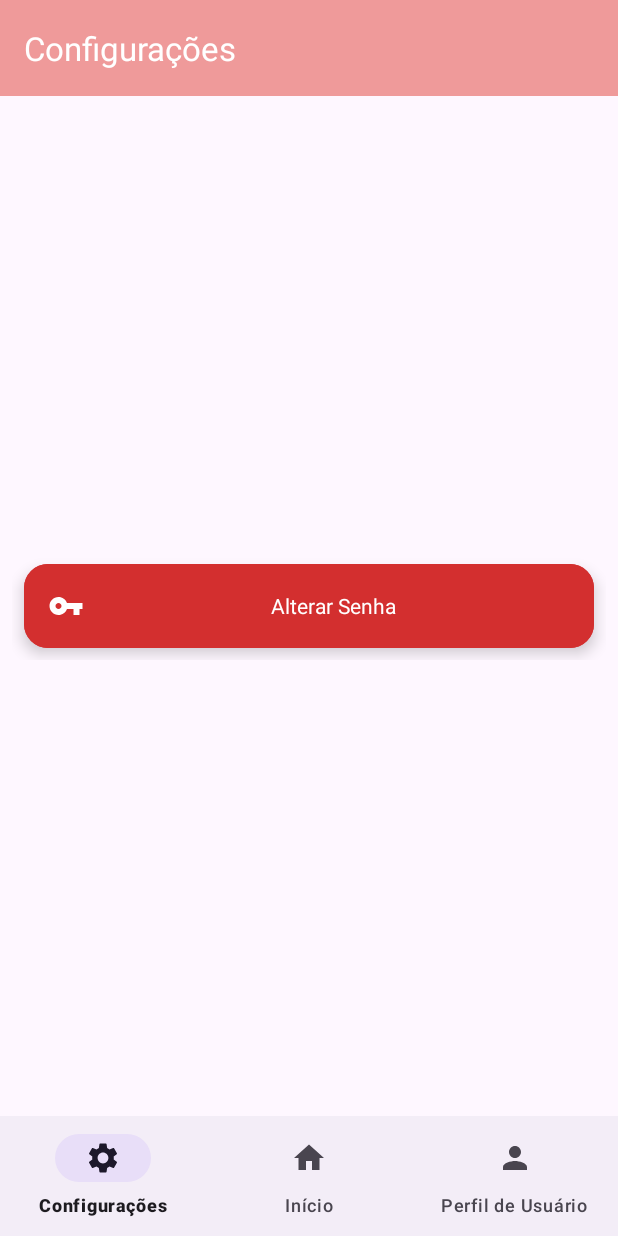
After one commit to richardmcr/tads_projeto_4, an Android app: the ConfiguracoesFragment screen opened through its navigation route, on a phone screen of 412 x 824 dp. The commit adds this screen. Run offline under Robolectric (Android 15) with nearby library versions, the phone set to English and light mode, and no system bars; our stand-ins replace Dagger/Hilt's generated code, navigation-ui; 7 statements that could not run were skipped.

Commit message:
add configurações tab

```diff
--- a/app/src/main/java/uni9/projetopraticoemsistemas/myhealth/MainActivity.java
+++ b/app/src/main/java/uni9/projetopraticoemsistemas/myhealth/MainActivity.java
@@ -66,7 +66,7 @@ public class MainActivity extends AppCompatActivity {
         });
 
         appBarConfiguration = new AppBarConfiguration
-                .Builder(new HashSet<>(Arrays.asList(R.id.homeFragment, R.id.perfiFragment)))
+                .Builder(new HashSet<>(Arrays.asList(R.id.configuracoesFragment, R.id.homeFragment, R.id.perfiFragment)))
                 .build();
 
         NavigationUI.setupWithNavController(bottomNavigationView, navController);
--- /dev/null
+++ b/app/src/main/java/uni9/projetopraticoemsistemas/myhealth/configuracoes/configuracoes/view/ConfiguracoesFragment.java
@@ -0,0 +1,39 @@
+package uni9.projetopraticoemsistemas.myhealth.configuracoes.configuracoes.view;
+
+import android.os.Bundle;
+import android.view.LayoutInflater;
+import android.view.View;
+import android.view.ViewGroup;
+
+import androidx.annotation.NonNull;
+import androidx.annotation.Nullable;
+import androidx.fragment.app.Fragment;
+import androidx.lifecycle.ViewModelProvider;
+
+import uni9.projetopraticoemsistemas.myhealth.databinding.FragmentConfiguracoesBinding;
+import uni9.projetopraticoemsistemas.myhealth.home.home.viewmodel.HomeViewModel;
+
+public class ConfiguracoesFragment extends Fragment {
+
+    private FragmentConfiguracoesBinding binding;
+    private HomeViewModel viewModel;
+
+    @Nullable
+    @Override
+    public View onCreateView(@NonNull LayoutInflater inflater, @Nullable ViewGroup container, @Nullable Bundle savedInstanceState) {
+        binding = FragmentConfiguracoesBinding.inflate(inflater, container, false);
+
+        viewModel = new ViewModelProvider(requireActivity()).get(HomeViewModel.class);
+
+        return binding.getRoot();
+    }
+
+    @Override
+    public void onViewCreated(@NonNull View view, @Nullable Bundle savedInstanceState) {
+        super.onViewCreated(view, savedInstanceState);
+
+        viewModel.init();
+
+    }
+
+}
--- /dev/null
+++ b/app/src/main/res/drawable/ic_baseline_settings_24.xml
@@ -0,0 +1,5 @@
+<vector android:height="24dp" android:tint="#000000"
+    android:viewportHeight="24" android:viewportWidth="24"
+    android:width="24dp" xmlns:android="http://schemas.android.com/apk/res/android">
+    <path android:fillColor="@android:color/white" android:pathData="M 19.14 12.94 l 0.06-0.94 l-0.07-0.94 l 2.03-1.58 c 0.18-0.14 0.23-0.41 0.12-0.61 l-1.92-3.32 c-0.12-0.22-0.37-0.29-0.59-0.22 l-2.39 0.96 l-1.62-0.94 L 14.4 2.81 c-0.04-0.24-0.24-0.41-0.48-0.41 h-3.84 c-0.24 0-0.43 0.17-0.47 0.41 L 9.25 5.35 L 7.63 6.29 L 5.24 5.33 c-0.22-0.08-0.47 0-0.59 0.22 L 2.74 8.87 C 2.62 9.08 2.66 9.34 2.86 9.48 l 2.03 1.58 L 4.8 12 l 0.07 0.94 l-2.03 1.58 c-0.18 0.14-0.23 0.41-0.12 0.61 l 1.92 3.32 c 0.12 0.22 0.37 0.29 0.59 0.22 l 2.39-0.96 l 1.62 0.94 l 0.36 2.54 c 0.05 0.24 0.24 0.41 0.48 0.41 h 3.84 c 0.24 0 0.44-0.17 0.47-0.41 l 0.36-2.54 l 1.62-0.94 l 2.39 0.96 c 0.22 0.08 0.47 0 0.59-0.22 l 1.92-3.32 c 0.12-0.22 0.07-0.47-0.12-0.61 L 19.14 12.94 z M 12 15.6 c-1.98 0-3.6-1.62-3.6-3.6 s 1.62-3.6 3.6-3.6 s 3.6 1.62 3.6 3.6 S 13.98 15.6 12 15.6 z"/>
+</vector>
--- /dev/null
+++ b/app/src/main/res/drawable/ic_baseline_vpn_key_24.xml
@@ -0,0 +1,5 @@
+<vector android:height="24dp" android:tint="#000000"
+    android:viewportHeight="24" android:viewportWidth="24"
+    android:width="24dp" xmlns:android="http://schemas.android.com/apk/res/android">
+    <path android:fillColor="@android:color/white" android:pathData="M12.65,10C11.83,7.67 9.61,6 7,6c-3.31,0 -6,2.69 -6,6s2.69,6 6,6c2.61,0 4.83,-1.67 5.65,-4H17v4h4v-4h2v-4H12.65zM7,14c-1.1,0 -2,-0.9 -2,-2s0.9,-2 2,-2 2,0.9 2,2 -0.9,2 -2,2z"/>
+</vector>
--- /dev/null
+++ b/app/src/main/res/layout/fragment_configuracoes.xml
@@ -0,0 +1,29 @@
+<?xml version="1.0" encoding="utf-8"?>
+<androidx.coordinatorlayout.widget.CoordinatorLayout xmlns:android="http://schemas.android.com/apk/res/android"
+    xmlns:app="http://schemas.android.com/apk/res-auto"
+    xmlns:tools="http://schemas.android.com/tools"
+    android:layout_width="match_parent"
+    android:layout_height="match_parent"
+    android:layout_margin="8dp"
+    tools:context=".configuracoes.configuracoes.view.ConfiguracoesFragment">
+
+    <androidx.constraintlayout.widget.ConstraintLayout
+        android:layout_width="match_parent"
+        android:layout_height="wrap_content"
+        android:layout_gravity="center">
+
+        <com.google.android.material.floatingactionbutton.ExtendedFloatingActionButton
+            android:id="@+id/extendedFloatingActionButtonAlterarSenha"
+            style="@style/Theme.MyHealth.Menu"
+            android:layout_width="match_parent"
+            android:layout_height="wrap_content"
+            android:layout_margin="8dp"
+            android:text="@string/altera_senha"
+            app:icon="@drawable/ic_baseline_vpn_key_24"
+            app:layout_constraintBottom_toBottomOf="parent"
+            app:layout_constraintEnd_toEndOf="parent"
+            app:layout_constraintStart_toStartOf="parent"
+            app:layout_constraintTop_toTopOf="parent" />
+
+    </androidx.constraintlayout.widget.ConstraintLayout>
+</androidx.coordinatorlayout.widget.CoordinatorLayout>
--- a/app/src/main/res/navigation/nav_graph.xml
+++ b/app/src/main/res/navigation/nav_graph.xml
@@ -21,7 +21,7 @@
 
     <fragment
         android:id="@+id/lembretesFragment"
-        android:name="uni9.projetopraticoemsistemas.myhealth.lembretes.view.LembretesFragment"
+        android:name="uni9.projetopraticoemsistemas.myhealth.home.lembretes.view.LembretesFragment"
         android:label="@string/lembretes"
         tools:layout="@layout/fragment_lembretes">
         <action
@@ -42,7 +42,7 @@
 
     <fragment
         android:id="@+id/homeFragment"
-        android:name="uni9.projetopraticoemsistemas.myhealth.home.view.HomeFragment"
+        android:name="uni9.projetopraticoemsistemas.myhealth.home.home.view.HomeFragment"
         android:label="@string/app_name"
         tools:layout="@layout/fragment_home">
         <action
@@ -55,7 +55,7 @@
 
     <fragment
         android:id="@+id/buscaMedicamentoFragment"
-        android:name="uni9.projetopraticoemsistemas.myhealth.lembretes.view.BuscaMedicamentosFragment"
+        android:name="uni9.projetopraticoemsistemas.myhealth.home.lembretes.view.BuscaMedicamentosFragment"
         android:label="@string/medicamentos"
         tools:layout="@layout/fragment_busca_medicamento">
         <action
@@ -69,7 +69,7 @@
 
     <fragment
         android:id="@+id/medicamentoFragment"
-        android:name="uni9.projetopraticoemsistemas.myhealth.lembretes.view.MedicamentoFragment"
+        android:name="uni9.projetopraticoemsistemas.myhealth.home.lembretes.view.MedicamentoFragment"
         android:label="@string/medicamento"
         tools:layout="@layout/fragment_medicamento">
         <argument
@@ -89,7 +89,7 @@
 
     <fragment
         android:id="@+id/lembreteFragment"
-        android:name="uni9.projetopraticoemsistemas.myhealth.lembretes.view.LembreteFragment"
+        android:name="uni9.projetopraticoemsistemas.myhealth.home.lembretes.view.LembreteFragment"
         android:label="@string/lembrete"
         tools:layout="@layout/fragment_lembrete">
         <argument
@@ -114,7 +114,7 @@
 
     <fragment
         android:id="@+id/bulaBuscaMedicamentoFragment"
-        android:name="uni9.projetopraticoemsistemas.myhealth.bulas.view.BuscaMedicamentosFragment"
+        android:name="uni9.projetopraticoemsistemas.myhealth.home.bulas.view.BuscaMedicamentosFragment"
         android:label="@string/medicamentos"
         tools:layout="@layout/fragment_busca_medicamento">
         <action
@@ -128,7 +128,7 @@
 
     <fragment
         android:id="@+id/bulaMedicamentoFragment"
-        android:name="uni9.projetopraticoemsistemas.myhealth.bulas.view.MedicamentoFragment"
+        android:name="uni9.projetopraticoemsistemas.myhealth.home.bulas.view.MedicamentoFragment"
         android:label="@string/medicamento"
         tools:layout="@layout/fragment_medicamento">
         <argument
@@ -138,4 +138,9 @@
             android:name="processo"
             app:argType="java.lang.String" />
     </fragment>
+    <fragment
+        android:id="@+id/configuracoesFragment"
+        android:name="uni9.projetopraticoemsistemas.myhealth.configuracoes.configuracoes.view.ConfiguracoesFragment"
+        android:label="@string/configuracoes"
+        tools:layout="@layout/fragment_configuracoes" />
 </navigation>
--- a/app/src/main/res/values/strings.xml
+++ b/app/src/main/res/values/strings.xml
@@ -82,6 +82,8 @@
     <string name="perfil_salvo_sucesso">Perfil salvo com sucesso!</string>
     <string name="bula_medicamentos">Bula de Medicamentos</string>
     <string name="baixando_bula">Baixando a bula</string>
+    <string name="altera_senha">Alterar Senha</string>
+    <string name="configuracoes">Configurações</string>
     <string-array name="generos">
         <item>Feminino</item>
         <item>Masculino</item>
```
